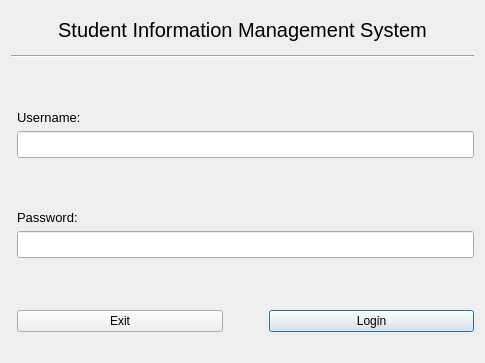
Before: the Qt Designer form Form Files/loginView.ui in alixabahena/SIMS, drawn with Qt 5.
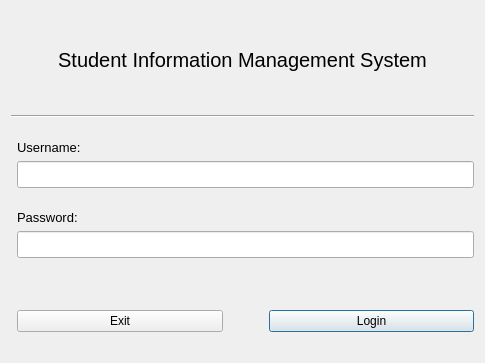
After: the same form once the commit is applied.

Commit message: editing layout of login view

Patch:
```diff
--- a/Form Files/loginView.ui
+++ b/Form Files/loginView.ui
@@ -67,7 +67,7 @@
           <property name="sizeHint" stdset="0">
            <size>
             <width>20</width>
-            <height>40</height>
+            <height>10</height>
            </size>
           </property>
          </spacer>
@@ -95,7 +95,7 @@
           <property name="sizeHint" stdset="0">
            <size>
             <width>20</width>
-            <height>40</height>
+            <height>10</height>
            </size>
           </property>
          </spacer>
```
The commit also changes 1 other file.
